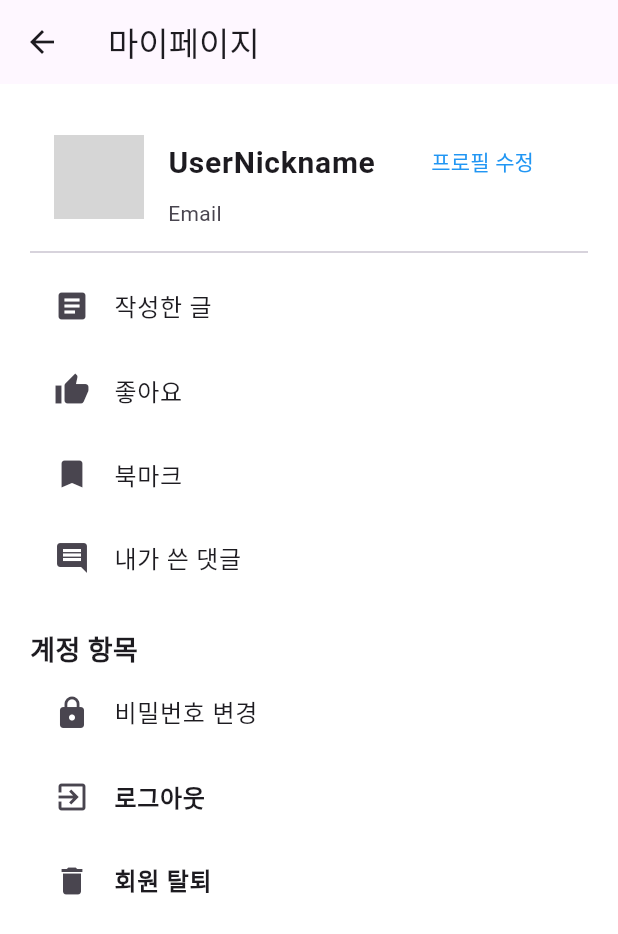
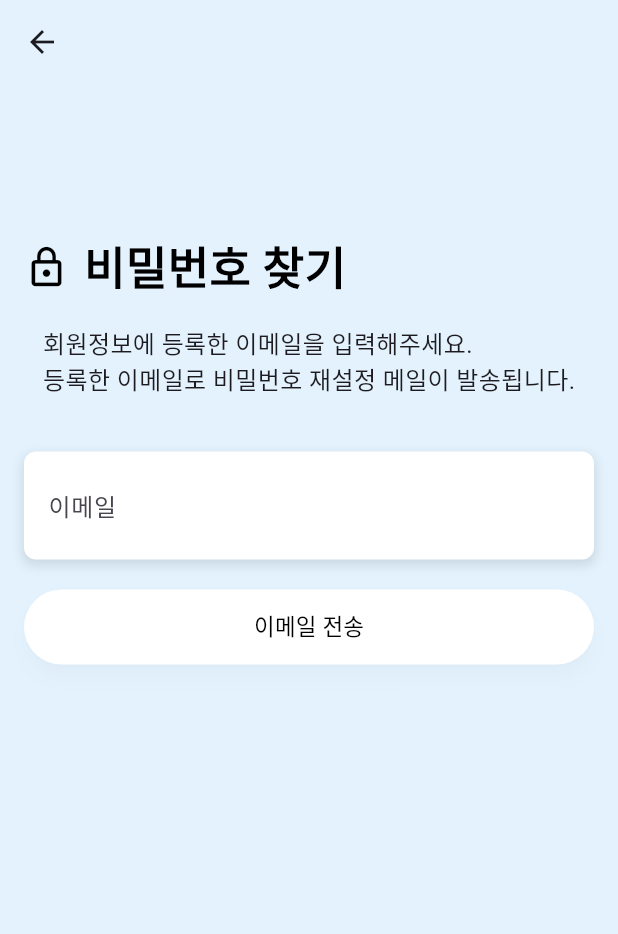
Before and after one commit to huiwon013/HowAboutHere, a Flutter app: the MyPage screen opened directly, after a tap on "비밀번호 변경", on a phone screen of 412 x 824 dp. Shown: the top 934 px of the screen. Run offline on Flutter 3.47's test engine with Material 3 defaults, Android fonts, the light colour scheme and no system bars; our stand-ins replace cloud_firestore, firebase_auth, firebase_core, geocoding, geolocator, google_maps_flutter and 1 more; missing offline and left inert: kakao_flutter_sdk_user; accounts and stored records are empty; network calls fail; grey boxes are pictures that could not be loaded.

Commit message:
(delete_account) 탈퇴하기 페이지 생성 및 데베 연결

```diff
--- a/hah/lib/mypage/mypage.dart
+++ b/hah/lib/mypage/mypage.dart
@@ -1,8 +1,59 @@
 import 'package:flutter/material.dart';
+import 'package:cloud_firestore/cloud_firestore.dart'; // Firestore 패키지 추가
+import 'package:firebase_auth/firebase_auth.dart'; // Firebase Auth 패키지 추가
 import '../appbar/appbar.dart';
-import '../startpage/start.dart'; // 첫 페이지 파일을 import 합니다.
+import '../startpage/find_Register.dart';
+import '../startpage/start.dart';
+import 'delete_account.dart';
 
-class MyPage extends StatelessWidget {
+class MyPage extends StatefulWidget {
+  @override
+  _MyPageState createState() => _MyPageState();
+}
+
+class _MyPageState extends State<MyPage> {
+  String userNickname = 'Loading...'; // 초기값 설정
+  String userEmail = ''; // 사용자 이메일 초기값 설정
+
+  @override
+  void initState() {
+    super.initState();
+    _fetchUserDetails(); // 사용자 정보를 가져오는 함수 호출
+  }
+
+  Future<void> _fetchUserDetails() async {
+    // Firebase Firestore에서 현재 사용자 닉네임과 이메일을 가져오는 로직
+    try {
+      User? user = FirebaseAuth.instance.currentUser; // 현재 로그인한 사용자
+      if (user != null) {
+        String uid = user.uid; // 사용자 UID 가져오기
+        DocumentSnapshot snapshot = await FirebaseFirestore.instance.collection('users').doc(uid).get();
+        if (snapshot.exists) {
+          setState(() {
+            userNickname = snapshot['UserNickname'] ?? '닉네임 없음'; // 닉네임 설정
+            userEmail = user.email ?? '이메일 없음'; // 이메일 설정
+          });
+        } else {
+          setState(() {
+            userNickname = '닉네임 없음'; // 문서가 존재하지 않을 경우
+            userEmail = '이메일 없음'; // 이메일도 설정
+          });
+        }
+      } else {
+        setState(() {
+          userNickname = '사용자 정보 없음'; // 로그인하지 않은 경우
+          userEmail = '이메일 없음'; // 이메일도 설정
+        });
+      }
+    } catch (e) {
+      print('Error fetching user details: $e');
+      setState(() {
+        userNickname = '로딩 실패'; // 로딩 실패 메시지 설정
+        userEmail = '이메일 없음'; // 이메일도 설정
+      });
+    }
+  }
+
   @override
   Widget build(BuildContext context) {
     return Scaffold(
@@ -24,7 +75,7 @@ class MyPage extends StatelessWidget {
                 mainAxisAlignment: MainAxisAlignment.spaceBetween,
                 children: [
                   Text(
-                    'UserNickname', // Placeholder
+                    userNickname, // 사용자 닉네임으로 변경
                     style: TextStyle(
                       fontSize: 20,
                       fontWeight: FontWeight.bold,
@@ -44,7 +95,7 @@ class MyPage extends StatelessWidget {
                 ],
               ),
               subtitle: Text(
-                'Email', // Placeholder
+                userEmail, // 사용자 이메일로 변경
                 style: TextStyle(
                   fontSize: 14,
                 ),
@@ -92,7 +143,11 @@ class MyPage extends StatelessWidget {
               leading: Icon(Icons.lock),
               title: Text('비밀번호 변경'),
               onTap: () {
-                // TODO: 비밀번호 변경 기능 구현
+                // 비밀번호 변경 화면으로 이동
+                Navigator.push(
+                  context,
+                  MaterialPageRoute(builder: (context) => FindRegister()), // FindRegister로 이동
+                );
               },
             ),
             InkWell(
@@ -112,7 +167,11 @@ class MyPage extends StatelessWidget {
             ),
             InkWell(
               onTap: () {
-                // 회원 탈퇴 다이얼로그 표시
+                // 회원 탈퇴 페이지로 이동
+                Navigator.push(
+                  context,
+                  MaterialPageRoute(builder: (context) => DeleteAccountPage()), // DeleteAccountPage로 이동
+                );
               },
               child: ListTile(
                 leading: Icon(Icons.delete),
--- /dev/null
+++ b/hah/lib/startpage/find_Register.dart
@@ -0,0 +1,155 @@
+import 'package:flutter/material.dart';
+import 'package:firebase_auth/firebase_auth.dart';
+
+void main() {
+  runApp(MyApp());
+}
+
+class MyApp extends StatelessWidget {
+  @override
+  Widget build(BuildContext context) {
+    return MaterialApp(
+      home: FindRegister(),
+    );
+  }
+}
+
+class FindRegister extends StatefulWidget {
+  @override
+  _FindRegisterState createState() => _FindRegisterState();
+}
+
+class _FindRegisterState extends State<FindRegister> {
+  final TextEditingController emailController = TextEditingController();
+  final RegExp emailRegExp = RegExp(
+    r'^[a-zA-Z0-9.]+@[a-zA-Z0-9]+\.[a-zA-Z]+',
+  );
+  bool isEmailInvalid = false;
+
+  @override
+  Widget build(BuildContext context) {
+    return Scaffold(
+      appBar: AppBar(
+        title: Text(""),
+        backgroundColor: Colors.blue[50],
+      ),
+      body: Container(
+        color: Colors.blue[50], // 배경색 변경
+        child: Column(
+          children: [
+            Padding(
+              padding: const EdgeInsets.only(top: 100.0, left: 16.0),
+              child: Row(
+                mainAxisAlignment: MainAxisAlignment.start,
+                children: [
+                  Icon(
+                    Icons.lock_outline,
+                    size: 30,
+                    color: Colors.black,
+                  ),
+                  SizedBox(width: 10),
+                  Text(
+                    '비밀번호 찾기',
+                    style: TextStyle(fontSize: 30, color: Colors.black, fontWeight: FontWeight.bold),
+                  ),
+                ],
+              ),
+            ),
+            Padding(
+              padding: const EdgeInsets.all(16.0),
+              child: Column(
+                mainAxisAlignment: MainAxisAlignment.center,
+                children: [
+                  Text(
+                    '회원정보에 등록한 이메일을 입력해주세요.\n등록한 이메일로 비밀번호 재설정 메일이 발송됩니다.',
+                    style: TextStyle(fontSize: 16),
+                    textAlign: TextAlign.left,
+                  ),
+                  SizedBox(height: 20),
+                  Padding(
+                    padding: const EdgeInsets.only(top: 16),
+                    child: Container(
+                      decoration: BoxDecoration(
+                        color: Colors.white,
+                        borderRadius: BorderRadius.circular(8.0),
+                        boxShadow: [
+                          BoxShadow(
+                            color: Colors.black.withOpacity(0.1),
+                            blurRadius: 5.0,
+                            spreadRadius: 1.0,
+                            offset: Offset(0, 3),
+                          ),
+                        ],
+                      ),
+                      child: TextFormField(
+                        controller: emailController,
+                        decoration: InputDecoration(
+                          labelText: '이메일',
+                          border: InputBorder.none, // 테두리 제거
+                          contentPadding: EdgeInsets.all(16.0), // 패딩 추가
+                        ),
+                        onChanged: (value) {
+                          setState(() {
+                            isEmailInvalid = !isEmailValid(value);
+                          });
+                        },
+                      ),
+                    ),
+                  ),
+                  Visibility(
+                    visible: isEmailInvalid,
+                    child: Text(
+                      '올바른 이메일 형식이 아닙니다.',
+                      style: TextStyle(color: Colors.red),
+                    ),
+                  ),
+                  SizedBox(height: 20),
+                  ElevatedButton(
+                    onPressed: () {
+                      String email = emailController.text.trim();
+                      if (isEmailValid(email)) {
+                        // 올바른 이메일인 경우에만 이메일 전송
+                        sendPasswordResetEmail(email);
+                      }
+                    },
+                    child: Text(
+                      '이메일 전송',
+                      style: TextStyle(
+                        color: Colors.black,
+                        fontSize: 15,
+                      ),
+                    ),
+                    style: ButtonStyle(
+                      backgroundColor: MaterialStateProperty.all<Color>(Colors.white), // 버튼 색상 변경
+                      minimumSize: MaterialStateProperty.all(Size(double.infinity, 50)),
+                      shadowColor: MaterialStateProperty.all<Color>(Colors.black.withOpacity(0.1)), // 그림자 색상
+                      elevation: MaterialStateProperty.all<double>(5), // 그림자 높이
+                    ),
+                  ),
+                  SizedBox(height: 10),
+                ],
+              ),
+            ),
+          ],
+        ),
+      ),
+    );
+  }
+
+  bool isEmailValid(String email) {
+    return emailRegExp.hasMatch(email);
+  }
+
+  void sendPasswordResetEmail(String email) async {
+    try {
+      await FirebaseAuth.instance.sendPasswordResetEmail(email: email);
+      // 비밀번호 재설정 이메일이 성공적으로 전송됨
+      print('이메일 전송 성공');
+      // 추가적인 UI 작업 또는 네비게이션 등을 수행할 수 있음
+    } catch (e) {
+      // 이메일 전송 실패
+      print('이메일 전송 실패: $e');
+      // 에러 메시지를 사용자에게 표시할 수 있음
+    }
+  }
+}
--- a/hah/lib/startpage/start.dart
+++ b/hah/lib/startpage/start.dart
@@ -1,6 +1,7 @@
 import 'package:flutter/material.dart';
 import 'package:hah/appbar/appbar.dart';
 import 'package:hah/mainpage/home.dart';
+import 'package:hah/startpage/find_Register.dart';
 import 'package:kakao_flutter_sdk_user/kakao_flutter_sdk_user.dart';
 import 'kakaologin.dart';
 import 'main_view_model.dart';
@@ -20,19 +21,17 @@ class StartPage extends StatefulWidget {
 class _StartPageState extends State<StartPage> {
   final MainViewModel _viewModel = MainViewModel(kakaologin());
   bool _isLoggingIn = false;
-  final FirebaseAuth _auth = FirebaseAuth.instance; // Firebase Auth 인스턴스 생성
+  final FirebaseAuth _auth = FirebaseAuth.instance;
 
-  // 사용자 입력을 위한 컨트롤러
   final TextEditingController _emailController = TextEditingController();
   final TextEditingController _passwordController = TextEditingController();
 
-  // 로그인 버튼 크기 조정 변수
-  final double buttonWidth = 210; // 버튼의 너비
-  final double buttonHeight = 55;  // 버튼의 높이
+  final double buttonWidth = 210;
+  final double buttonHeight = 55;
 
   void _handleLogin() async {
     setState(() {
-      _isLoggingIn = true; // 로그인 중임을 표시
+      _isLoggingIn = true;
     });
 
     try {
@@ -40,10 +39,9 @@ class _StartPageState extends State<StartPage> {
         email: _emailController.text,
         password: _passwordController.text,
       );
-      // 로그인 성공 시 HomeScreen으로 이동
       Navigator.pushReplacement(
         context,
-        MaterialPageRoute(builder: (context) => AppBarWithBottomNav()), // app.dart(하단바)
+        MaterialPageRoute(builder: (context) => AppBarWithBottomNav()),
       );
     } catch (e) {
       print('Firebase 로그인 실패: $e');
@@ -53,17 +51,16 @@ class _StartPageState extends State<StartPage> {
     }
 
     setState(() {
-      _isLoggingIn = false; // 로그인 완료 후 상태 복원
+      _isLoggingIn = false;
     });
   }
 
-  // 카카오 로그인 처리 메소드
   void _handleKakaoLogin() async {
     bool success = await _viewModel.login();
     if (success) {
       Navigator.pushReplacement(
         context,
-        MaterialPageRoute(builder: (context) => HomeScreen()), // 카카오 로그인 성공 시 HomeScreen으로 이동
+        MaterialPageRoute(builder: (context) => HomeScreen()),
       );
     } else {
       ScaffoldMessenger.of(context).showSnackBar(
@@ -72,29 +69,38 @@ class _StartPageState extends State<StartPage> {
     }
   }
 
-  // 회원가입 페이지로 이동하는 메소드
   void _handleSignUp() {
     Navigator.push(
       context,
-      MaterialPageRoute(builder: (context) => RegisterPage()), // RegisterPage로 이동
+      MaterialPageRoute(builder: (context) => RegisterPage()),
+    );
+  }
+
+  void _handleForgotPassword() {
+    // 비밀번호 찾기 페이지로 이동
+    Navigator.push(
+      context,
+      MaterialPageRoute(builder: (context) => FindRegister()), // 하단 페이지로 이동
     );
   }
 
   @override
   Widget build(BuildContext context) {
     return Scaffold(
-      backgroundColor: Colors.white, // 배경색을 흰색으로 설정
+      backgroundColor: Colors.white,
       appBar: AppBar(
         title: Text('로그인'),
-        backgroundColor: Colors.blue[50], // 카카오톡 색상으로 설정
+        backgroundColor: Colors.blue[50],
       ),
-      body: Center(
+      body: Column(
+        mainAxisAlignment: MainAxisAlignment.center,
+        children: [
+          Expanded(
             child: Padding(
-          padding: const EdgeInsets.symmetric(horizontal: 24.0), // 좌우 여백 추가
+              padding: const EdgeInsets.symmetric(horizontal: 24.0),
               child: Column(
                 mainAxisAlignment: MainAxisAlignment.center,
                 children: [
-              // 아이디 입력 필드 (인스타그램 스타일)
                   TextField(
                     controller: _emailController,
                     decoration: InputDecoration(
@@ -104,8 +110,7 @@ class _StartPageState extends State<StartPage> {
                       ),
                     ),
                   ),
-              SizedBox(height: 20), // 입력 필드와 다음 필드 사이 간격 추가
-              // 비밀번호 입력 필드 (인스타그램 스타일)
+                  SizedBox(height: 20),
                   TextField(
                     controller: _passwordController,
                     decoration: InputDecoration(
@@ -114,41 +119,59 @@ class _StartPageState extends State<StartPage> {
                         borderSide: BorderSide(color: Colors.grey),
                       ),
                     ),
-                obscureText: true, // 비밀번호 숨기기
+                    obscureText: true,
                   ),
-              SizedBox(height: 40), // 입력 필드와 버튼 사이 간격 추가
-              // 로그인 버튼
+                  SizedBox(height: 40),
                   ElevatedButton(
-                onPressed: _isLoggingIn ? null : _handleLogin, // 로그인 처리
+                    onPressed: _isLoggingIn ? null : _handleLogin,
                     child: Text('로그인', style: TextStyle(color: Colors.white)),
                     style: ElevatedButton.styleFrom(
-                  backgroundColor: Colors.black, // 배경색을 검은색으로 설정
-                  minimumSize: Size(buttonWidth, buttonHeight), // 버튼 크기
+                      backgroundColor: Colors.black,
+                      minimumSize: Size(buttonWidth, buttonHeight),
                       shape: RoundedRectangleBorder(
-                    borderRadius: BorderRadius.circular(8.0), // 모서리 둥글게
+                        borderRadius: BorderRadius.circular(8.0),
                       ),
-                  elevation: 5, // 그림자 추가
+                      elevation: 5,
                     ),
                   ),
-              SizedBox(height: 20), // 버튼과 카카오 로그인 이미지 간격
-              // 카카오 로그인 이미지 (카카오 로그인 기능)
+                  SizedBox(height: 20),
                   GestureDetector(
-                onTap: _isLoggingIn ? null : _handleKakaoLogin, // 카카오 로그인 처리
+                    onTap: _isLoggingIn ? null : _handleKakaoLogin,
                     child: Container(
                       height: 48,
                       child: ShadowedImage(
-                    image: AssetImage('lib/startpage/kakao_login.png'), // 카카오 로그인 버튼 이미지
+                        image: AssetImage('lib/startpage/kakao_login.png'),
                       ),
                     ),
                   ),
-              SizedBox(height: 40), // 이미지와 회원가입 버튼 사이 간격 추가
-              // 회원가입 버튼
+                ],
+              ),
+            ),
+          ),
+          Padding(
+            padding: const EdgeInsets.only(bottom: 24.0),
+            child: Row(
+              mainAxisAlignment: MainAxisAlignment.center,
+              children: [
                 TextButton(
                   onPressed: _isLoggingIn ? null : _handleSignUp,
                   child: Text(
                     '회원가입',
                     style: TextStyle(
-                    color: Colors.grey[700], // 진한 회색으로 설정
+                      color: Colors.grey[700],
+                      fontSize: 16,
+                    ),
+                  ),
+                ),
+                SizedBox(width: 8), // 버튼 사이의 간격
+                Text('|', style: TextStyle(color: Colors.grey[700], fontSize: 16)),
+                SizedBox(width: 8), // 버튼 사이의 간격
+                TextButton(
+                  onPressed: _isLoggingIn ? null : _handleForgotPassword,
+                  child: Text(
+                    '비밀번호 찾기',
+                    style: TextStyle(
+                      color: Colors.grey[700],
                       fontSize: 16,
                     ),
                   ),
@@ -156,12 +179,12 @@ class _StartPageState extends State<StartPage> {
               ],
             ),
           ),
+        ],
       ),
     );
   }
 }
 
-// 그림자가 있는 이미지 위젯
 class ShadowedImage extends StatelessWidget {
   final ImageProvider image;
 
@@ -173,14 +196,14 @@ class ShadowedImage extends StatelessWidget {
       decoration: BoxDecoration(
         boxShadow: [
           BoxShadow(
-            color: Colors.black.withOpacity(0.2), // 그림자 색상
-            blurRadius: 6.0, // 흐림 반경
-            spreadRadius: 1.0, // 퍼짐 반경
-            offset: Offset(0, 3), // 그림자 위치
+            color: Colors.black.withOpacity(0.2),
+            blurRadius: 6.0,
+            spreadRadius: 1.0,
+            offset: Offset(0, 3),
           ),
         ],
       ),
-      child: Image(image: image), // 이미지 표시
+      child: Image(image: image),
     );
   }
 }
```
Also changed, not shown: hah/lib/mypage/delete_account.dart (added, +137 -0 lines), hah/pubspec.lock, 5 other files. Lines whose indentation alone changed are shown as unchanged.
